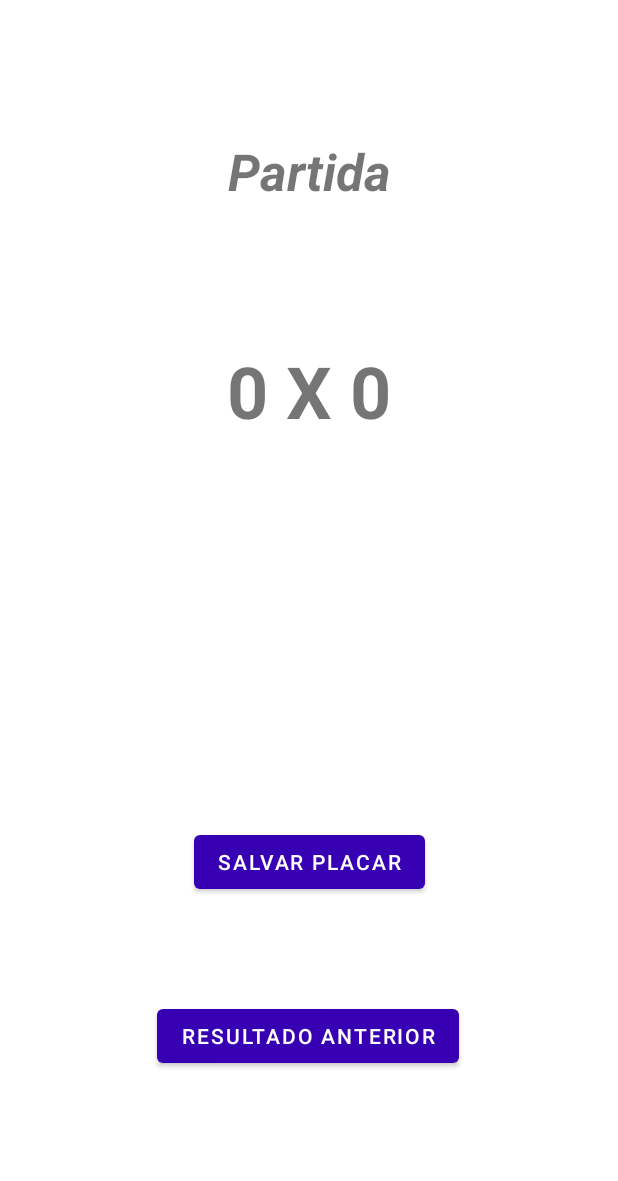
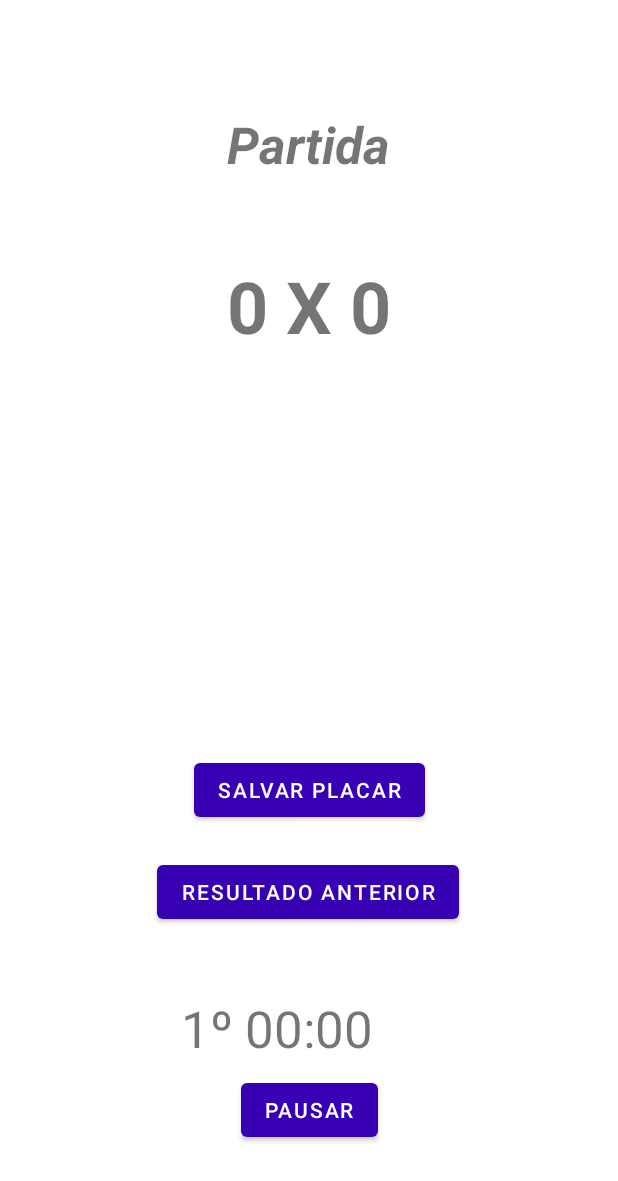
Before and after one commit to HelanoSM/PlacarPDM, an Android app: the layout activity_placar.xml on its own in the app's theme, with its tools: preview values and no code run, on a phone screen of 412 x 824 dp. Shown: the top 1181 px of the screen. Run offline under Robolectric (Android 15) with nearby library versions, the phone set to English and light mode, and no system bars.

Commit message:
adicionando cronometro no layout

```diff
--- a/app/src/main/java/data/Cronometro.kt
+++ b/app/src/main/java/data/Cronometro.kt
@@ -15,8 +15,9 @@ class Cronometro(private val tempoDuration: Int, private val speed: Double = 1.0
         private set
     var isFrozen = false
         private set
+    var isFirstTime = true
+        private set
 
-    private var isFirstTime = true
     private val timer = Timer()
     private val events = HashMap<Int, () -> Unit>()
     private lateinit var onTick: () -> Unit
@@ -41,7 +42,7 @@ class Cronometro(private val tempoDuration: Int, private val speed: Double = 1.0
             onTick()
             events[seconds]?.invoke()
 
-            if (tempoSeconds >= tempoDuration + getAcrescimos()) {
+            if (seconds >= tempoDuration + getAcrescimos()) {
                 pause()
             }
         }
@@ -72,6 +73,7 @@ class Cronometro(private val tempoDuration: Int, private val speed: Double = 1.0
                     isRunning = true
                     isFirstTime = false
                     tempoSeconds = 0
+                    seconds = 0
                 } else {
                     stop()
                 }
@@ -81,9 +83,9 @@ class Cronometro(private val tempoDuration: Int, private val speed: Double = 1.0
 
     fun getAcrescimos(): Int {
         val frozenSeconds = if (isFirstTime) frozenSeconds[0] else frozenSeconds[1]
-        val acrescimos = ((frozenSeconds + 30)/60) * 60
+        val acrescimos = frozenSeconds - (frozenSeconds % 60)
 
-        return acrescimos
+        return Math.min(acrescimos, 10 * 60)
     }
 
     fun setOnTick(onTick: () -> Unit) {
--- a/app/src/main/java/ufc/smd/esqueleto_placar/PlacarActivity.kt
+++ b/app/src/main/java/ufc/smd/esqueleto_placar/PlacarActivity.kt
@@ -1,8 +1,6 @@
 package ufc.smd.esqueleto_placar
 
-import android.annotation.SuppressLint
 import android.content.Context
-import android.content.Intent
 import android.content.SharedPreferences
 import android.os.Build
 import androidx.appcompat.app.AppCompatActivity
@@ -12,9 +10,11 @@ import android.os.Vibrator
 
 import android.util.Log
 import android.view.View
-import android.widget.Switch
+import android.widget.Button
 import android.widget.TextView
+import androidx.appcompat.content.res.AppCompatResources
 import androidx.core.content.getSystemService
+import com.google.android.material.floatingactionbutton.FloatingActionButton
 import data.Cronometro
 import data.Placar
 import java.io.ByteArrayInputStream
@@ -141,17 +141,45 @@ class PlacarActivity : AppCompatActivity() {
     }
 
     fun setupCronometro(bundle: Bundle?) {
-        if (bundle != null) {
+        val btnCronometro = findViewById<Button>(R.id.btnCronometro)
+        bundle?.let {
             cronometro.restoreState(bundle)
+            btnCronometro.text = if (cronometro.isFrozen) "Play" else "Pause"
+        }
+
+        btnCronometro.setOnClickListener {
+            if (cronometro.isFrozen) {
+                cronometro.unfreeze()
+                btnCronometro.text = "Pause"
+            } else {
+                cronometro.freeze()
+                btnCronometro.text = "Play"
+            }
         }
 
         cronometro.setOnTick {
-            Log.v("PDM22", "Tempo: " + cronometro.tempoSeconds)
-//            val tvCronometro = findViewById<TextView>(R.id.tvCronometro)
-//            tvCronometro.text = cronometro.seconds.toString()
+            runOnUiThread {
+                Log.v("PDM22", "Tempo: " + cronometro.tempoSeconds)
+                val segundos = cronometro.seconds % 60
+                val minutos = cronometro.seconds / 60
+                val duracaoText = minutos.toString().padStart(2, '0') +
+                        ":" + segundos.toString().padStart(2, '0')
+                val tvDuracao = findViewById<TextView>(R.id.tvCronometroDuracao)
+                tvDuracao.text = duracaoText
 
-            if ((cronometro.tempoSeconds)/60 >= 42) {
-                Log.v("PDM22", "Acrescimos: " + cronometro.getAcrescimos())
+                val tvAcrescimos = findViewById<TextView>(R.id.tvCronometroAcresimos)
+                if (cronometro.seconds/60 >= 42) {
+                    Log.v("PDM22", "Acrescimos: " + cronometro.getAcrescimos())
+                    val acrescimos = "+${cronometro.getAcrescimos()/60}"
+                    tvAcrescimos.text = acrescimos
+                    tvAcrescimos.visibility = View.VISIBLE
+                } else {
+                    tvAcrescimos.visibility = View.INVISIBLE
+                }
+
+                val tempo = if (cronometro.isFirstTime) "1º" else "2º"
+                val tvTempo = findViewById<TextView>(R.id.tvCronometroTempo)
+                tvTempo.text = tempo
             }
         }
 
--- a/app/src/main/res/layout/activity_placar.xml
+++ b/app/src/main/res/layout/activity_placar.xml
@@ -4,8 +4,24 @@
     xmlns:tools="http://schemas.android.com/tools"
     android:layout_width="match_parent"
     android:layout_height="match_parent"
+    android:backgroundTint="@color/purple_200"
+    android:foregroundTint="@color/purple_200"
     tools:context=".PlacarActivity">
 
+
+    <TextView
+        android:id="@+id/tvNomePartida2"
+        android:layout_width="wrap_content"
+        android:layout_height="wrap_content"
+        android:text="Partida"
+        android:textSize="34sp"
+        android:textStyle="bold|italic"
+        app:layout_constraintBottom_toTopOf="@+id/tvPlacar"
+        app:layout_constraintEnd_toEndOf="parent"
+        app:layout_constraintHorizontal_bias="0.498"
+        app:layout_constraintStart_toStartOf="parent"
+        app:layout_constraintTop_toTopOf="parent"
+        app:layout_constraintVertical_bias="0.582" />
 
     <Button
         android:id="@+id/btSalvarPlacar"
@@ -17,29 +33,19 @@
         app:layout_constraintEnd_toEndOf="parent"
         app:layout_constraintStart_toStartOf="parent"
         app:layout_constraintTop_toTopOf="parent"
-        app:layout_constraintVertical_bias="0.71" />
+        app:layout_constraintVertical_bias="0.648" />
 
-    <TextView
-        android:id="@+id/nomestimes1"
-        android:layout_width="249dp"
-        android:layout_height="76dp"
-        android:textSize="24sp"
-        app:layout_constraintBottom_toTopOf="@+id/btSalvarPlacar"
+    <Button
+        android:id="@+id/btVerJogos"
+        android:layout_width="wrap_content"
+        android:layout_height="wrap_content"
+        android:layout_marginTop="20dp"
+        android:onClick="lerUltimosJogos"
+        android:text="Resultado Anterior"
         app:layout_constraintEnd_toEndOf="parent"
+        app:layout_constraintHorizontal_bias="0.497"
         app:layout_constraintStart_toStartOf="parent"
-        app:layout_constraintTop_toTopOf="parent"
-        app:layout_constraintVertical_bias="0.955" />
-
-    <TextView
-        android:id="@+id/nomestimes2"
-        android:layout_width="249dp"
-        android:layout_height="75dp"
-        android:textSize="24sp"
-        app:layout_constraintBottom_toTopOf="@+id/nomestimes1"
-        app:layout_constraintEnd_toEndOf="parent"
-        app:layout_constraintStart_toStartOf="parent"
-        app:layout_constraintTop_toTopOf="parent"
-        app:layout_constraintVertical_bias="0.946" />
+        app:layout_constraintTop_toBottomOf="@+id/btSalvarPlacar" />
 
     <TextView
         android:id="@+id/tvPlacar"
@@ -53,29 +59,71 @@
         app:layout_constraintEnd_toEndOf="parent"
         app:layout_constraintStart_toStartOf="parent"
         app:layout_constraintTop_toTopOf="parent"
-        app:layout_constraintVertical_bias="0.778" />
+        app:layout_constraintVertical_bias="0.729" />
 
     <TextView
-        android:id="@+id/tvNomePartida2"
+        android:id="@+id/nomestimes2"
+        android:layout_width="249dp"
+        android:layout_height="75dp"
+        android:textSize="24sp"
+        app:layout_constraintBottom_toTopOf="@+id/nomestimes1"
+        app:layout_constraintEnd_toEndOf="parent"
+        app:layout_constraintStart_toStartOf="parent"
+        app:layout_constraintTop_toTopOf="parent"
+        app:layout_constraintVertical_bias="0.945" />
+
+    <TextView
+        android:id="@+id/nomestimes1"
+        android:layout_width="249dp"
+        android:layout_height="76dp"
+        android:textSize="24sp"
+        app:layout_constraintBottom_toTopOf="@+id/btSalvarPlacar"
+        app:layout_constraintEnd_toEndOf="parent"
+        app:layout_constraintStart_toStartOf="parent"
+        app:layout_constraintTop_toTopOf="parent"
+        app:layout_constraintVertical_bias="0.918" />
+
+    <TextView
+        android:id="@+id/tvCronometroTempo"
         android:layout_width="wrap_content"
         android:layout_height="wrap_content"
-        android:text="Partida"
+        android:layout_marginTop="44dp"
+        android:paddingRight="8sp"
+        android:text="1º"
         android:textSize="34sp"
-        android:textStyle="bold|italic"
-        app:layout_constraintBottom_toTopOf="@+id/tvPlacar"
+        app:layout_constraintEnd_toStartOf="@+id/tvCronometroDuracao"
+        app:layout_constraintTop_toBottomOf="@+id/btVerJogos" />
+
+    <TextView
+        android:id="@+id/tvCronometroDuracao"
+        android:layout_width="wrap_content"
+        android:layout_height="wrap_content"
+        android:layout_marginTop="44dp"
+        android:text="00:00"
+        android:textSize="34sp"
         app:layout_constraintEnd_toEndOf="parent"
         app:layout_constraintStart_toStartOf="parent"
-        app:layout_constraintTop_toTopOf="parent" />
+        app:layout_constraintTop_toBottomOf="@+id/btVerJogos" />
+
+    <TextView
+        android:id="@+id/tvCronometroAcresimos"
+        android:layout_width="wrap_content"
+        android:layout_height="wrap_content"
+        android:layout_marginTop="44dp"
+        android:textSize="34sp"
+        android:visibility="invisible"
+        app:layout_constraintStart_toEndOf="@+id/tvCronometroDuracao"
+        app:layout_constraintTop_toBottomOf="@+id/btVerJogos"
+        tools:paddingLeft="8sp" />
 
     <Button
-        android:id="@+id/btVerJogos"
+        android:id="@+id/btnCronometro"
         android:layout_width="wrap_content"
         android:layout_height="wrap_content"
-        android:layout_marginTop="68dp"
-        android:onClick="lerUltimosJogos"
-        android:text="Resultado Anterior"
+        android:layout_marginTop="8dp"
+        android:text="Pausar"
         app:layout_constraintEnd_toEndOf="parent"
-        app:layout_constraintHorizontal_bias="0.497"
         app:layout_constraintStart_toStartOf="parent"
-        app:layout_constraintTop_toBottomOf="@+id/btSalvarPlacar" />
+        app:layout_constraintTop_toBottomOf="@+id/tvCronometroDuracao" />
+
 </androidx.constraintlayout.widget.ConstraintLayout>
```
Also changed, not shown: app/src/main/media_play-playstore.png (added).
